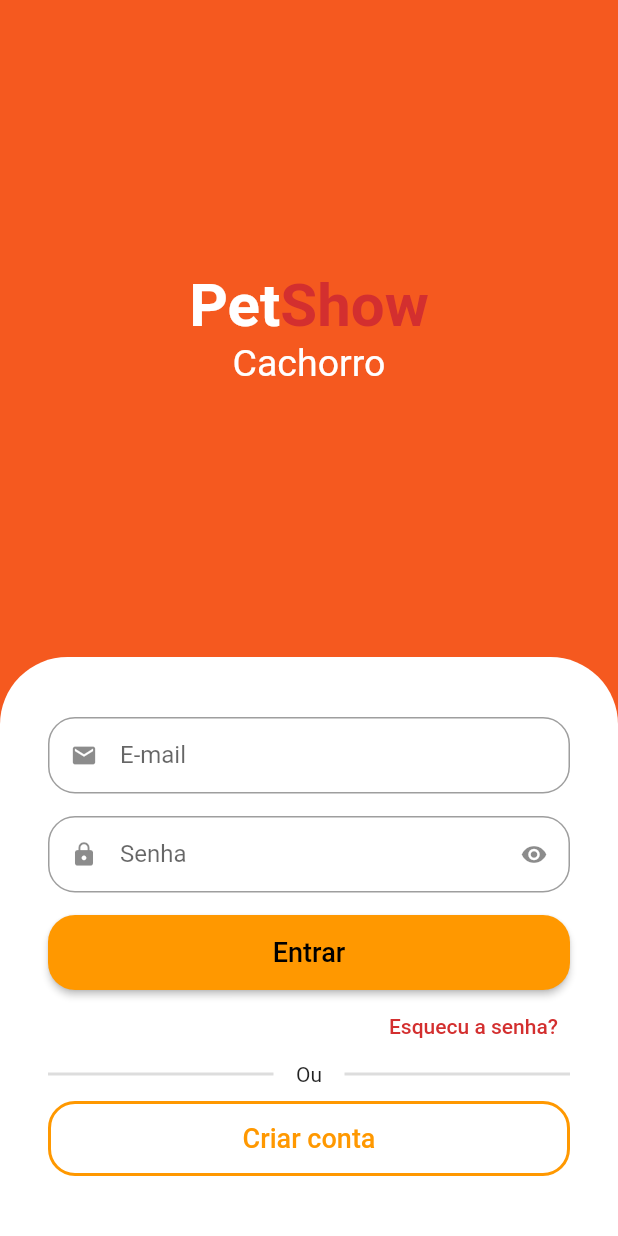
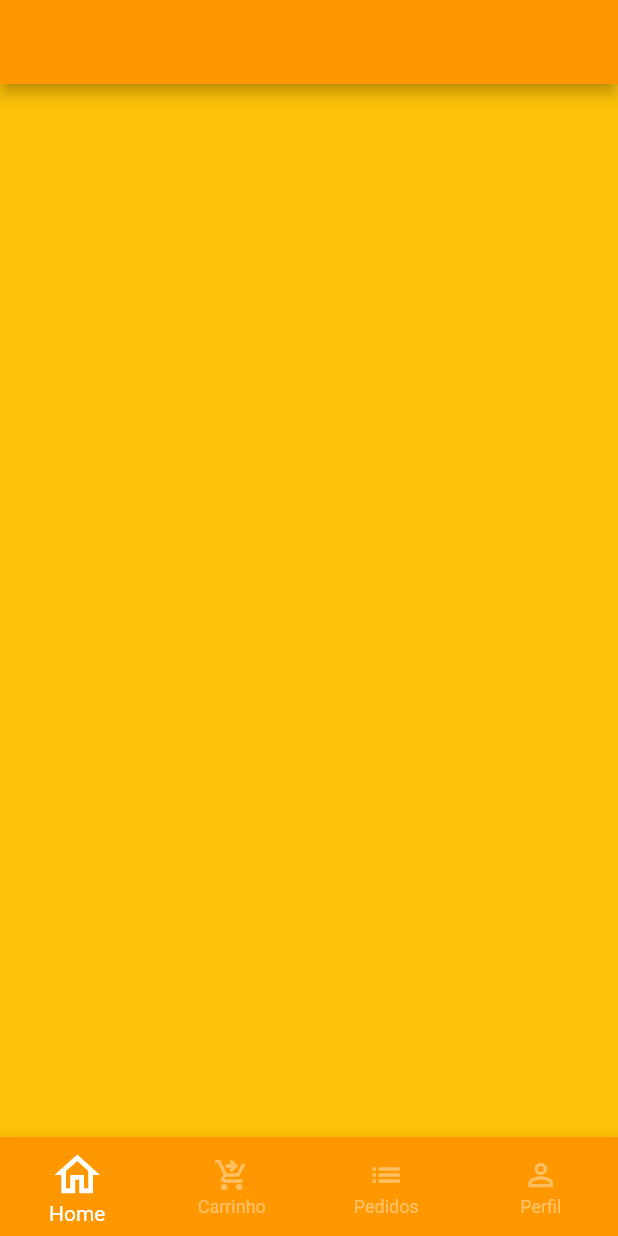
Before and after one commit to renatorv/petshow, a Flutter app: the screen it shows after launch, after a tap on "Entrar", on a phone screen of 412 x 824 dp. Run offline on Flutter 3.47's test engine with Material 2 defaults, Android fonts, the phone set to English and light mode, and no system bars; drawn by our look-alikes of animated_text_kit; our stand-ins replace mask_text_input_formatter.

Commit message:
finalizada aula 17. Adicionando o PageView e navegando com o BottomNavigation

```diff
--- a/lib/src/auth/components/custom_text_field.dart
+++ b/lib/src/auth/components/custom_text_field.dart
@@ -1,15 +1,18 @@
 import 'package:flutter/material.dart';
+import 'package:flutter/services.dart';
 
 class CustomTextField extends StatefulWidget {
   final IconData icon;
   final String label;
   final bool isSecret;
+  final List<TextInputFormatter>? inputFormatter;
 
   const CustomTextField({
     Key? key,
     required this.icon,
     required this.label,
     this.isSecret = false,
+    this.inputFormatter,
   }) : super(key: key);
 
   @override
@@ -30,6 +33,7 @@ class _CustomTextFieldState extends State<CustomTextField> {
     return Padding(
       padding: const EdgeInsets.only(bottom: 15),
       child: TextFormField(
+        inputFormatters: widget.inputFormatter,
         obscureText: isObscure,
         decoration: InputDecoration(
           prefixIcon: Icon(widget.icon),
--- a/lib/src/auth/sign_in_screen.dart
+++ b/lib/src/auth/sign_in_screen.dart
@@ -1,6 +1,7 @@
 import 'package:animated_text_kit/animated_text_kit.dart';
 import 'package:flutter/material.dart';
 import 'package:petshow/src/auth/sign_up_screen.dart';
+import 'package:petshow/src/base/base_screen.dart';
 import 'package:petshow/src/config/custom_colors.dart';
 
 import 'components/custom_text_field.dart';
@@ -100,7 +101,15 @@ class SignInScreen extends StatelessWidget {
                             borderRadius: BorderRadius.circular(18),
                           ),
                         ),
-                        onPressed: () {},
+                        onPressed: () {
+                          Navigator.of(context).pushReplacement(
+                            MaterialPageRoute(
+                              builder: ((context) {
+                                return  const BaseScreen();
+                              }),
+                            ),
+                          );
+                        },
                         child: const Text(
                           'Entrar',
                           style: TextStyle(
@@ -165,7 +174,7 @@ class SignInScreen extends StatelessWidget {
                           Navigator.of(context).push(
                             MaterialPageRoute(
                               builder: (c) {
-                                return const SignUpScreen();
+                                return SignUpScreen();
                               },
                             ),
                           );
--- /dev/null
+++ b/lib/src/base/base_screen.dart
@@ -0,0 +1,56 @@
+import 'package:flutter/material.dart';
+
+class BaseScreen extends StatefulWidget {
+  const BaseScreen({Key? key}) : super(key: key);
+
+  @override
+  State<BaseScreen> createState() => _BaseScreenState();
+}
+
+class _BaseScreenState extends State<BaseScreen> {
+  int currentIndex = 0;
+  final pageController = PageController();
+
+  @override
+  Widget build(BuildContext context) {
+    return Scaffold(
+      appBar: AppBar(
+        title: const Text(''),
+      ),
+      body: PageView(
+        physics: const NeverScrollableScrollPhysics(),
+        controller: pageController,
+        children: [
+          Container(color: Colors.amber),
+          Container(color: Colors.green),
+          Container(color: Colors.blue),
+          Container(color: Colors.brown),
+        ],
+      ),
+      bottomNavigationBar: BottomNavigationBar(
+        currentIndex: currentIndex,
+        onTap: (index) {
+          setState(() {
+            currentIndex = index;
+            pageController.jumpToPage(index);
+          });
+        },
+        type: BottomNavigationBarType.fixed,
+        backgroundColor: Colors.orange,
+        selectedItemColor: Colors.white,
+        unselectedItemColor: Colors.white.withAlpha(100),
+        selectedIconTheme: const IconThemeData(size: 36),
+        items: const [
+          BottomNavigationBarItem(
+              icon: Icon(Icons.home_outlined), label: 'Home'),
+          BottomNavigationBarItem(
+              icon: Icon(Icons.shopping_cart_checkout_outlined),
+              label: 'Carrinho'),
+          BottomNavigationBarItem(icon: Icon(Icons.list), label: 'Pedidos'),
+          BottomNavigationBarItem(
+              icon: Icon(Icons.person_outline), label: 'Perfil'),
+        ],
+      ),
+    );
+  }
+}
--- a/pubspec.yaml
+++ b/pubspec.yaml
@@ -35,6 +35,7 @@ dependencies:
   # Use with the CupertinoIcons class for iOS style icons.
   cupertino_icons: ^1.0.2
   animated_text_kit: ^4.2.2
+  mask_text_input_formatter: ^2.4.0
 
 dev_dependencies:
   flutter_test:
```
Also changed, not shown: lib/src/auth/sign_up_screen.dart (+46 -7 lines), pubspec.lock.
